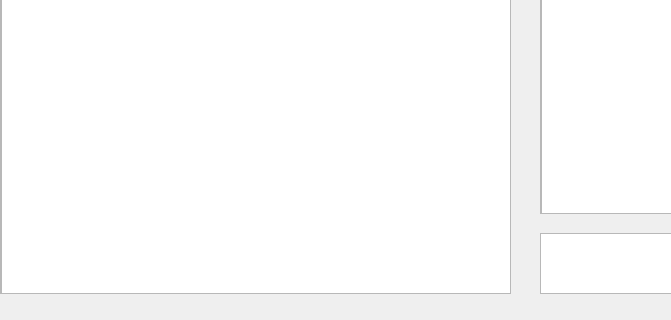
This is UI/commentWidget.ui in Whitepinkwolf/Code-Reviewer-Porject as Qt 5 draws it before an edit; both pictures show x 0 to 671 and y 487 to 807 of the 971 by 807 pixel window. The edited form follows.
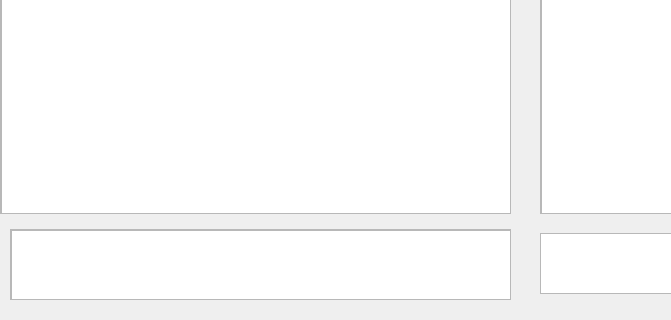
This is the edited form. Custom widgets are drawn as their Qt base class.

```diff
--- a/UI/commentWidget.ui
+++ b/UI/commentWidget.ui
@@ -19,7 +19,7 @@
      <x>0</x>
      <y>20</y>
      <width>511</width>
-     <height>761</height>
+     <height>681</height>
     </rect>
    </property>
    <property name="widgetResizable">
@@ -31,7 +31,7 @@
       <x>0</x>
       <y>0</y>
       <width>509</width>
-      <height>759</height>
+      <height>679</height>
      </rect>
     </property>
     <widget class="NewCodeEditor" name="commentCodeEditor">
@@ -40,7 +40,7 @@
        <x>0</x>
        <y>0</y>
        <width>511</width>
-       <height>761</height>
+       <height>681</height>
       </rect>
      </property>
     </widget>
@@ -175,6 +175,39 @@
     <string>风险函数列表</string>
    </property>
   </widget>
+  <widget class="QScrollArea" name="scrollArea_4">
+   <property name="geometry">
+    <rect>
+     <x>10</x>
+     <y>716</y>
+     <width>501</width>
+     <height>71</height>
+    </rect>
+   </property>
+   <property name="widgetResizable">
+    <bool>true</bool>
+   </property>
+   <widget class="QWidget" name="scrollAreaWidgetContents_4">
+    <property name="geometry">
+     <rect>
+      <x>0</x>
+      <y>0</y>
+      <width>499</width>
+      <height>69</height>
+     </rect>
+    </property>
+    <widget class="QPlainTextEdit" name="FunctionMesShowTextEdit">
+     <property name="geometry">
+      <rect>
+       <x>0</x>
+       <y>0</y>
+       <width>501</width>
+       <height>71</height>
+      </rect>
+     </property>
+    </widget>
+   </widget>
+  </widget>
  </widget>
  <customwidgets>
   <customwidget>
```
